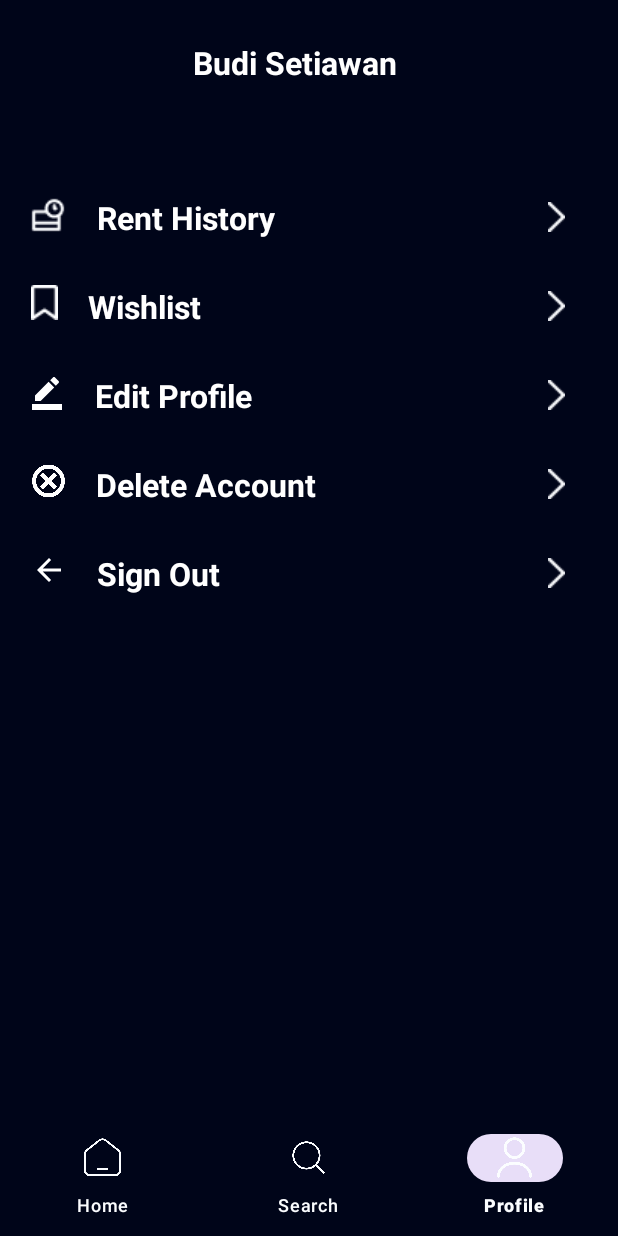
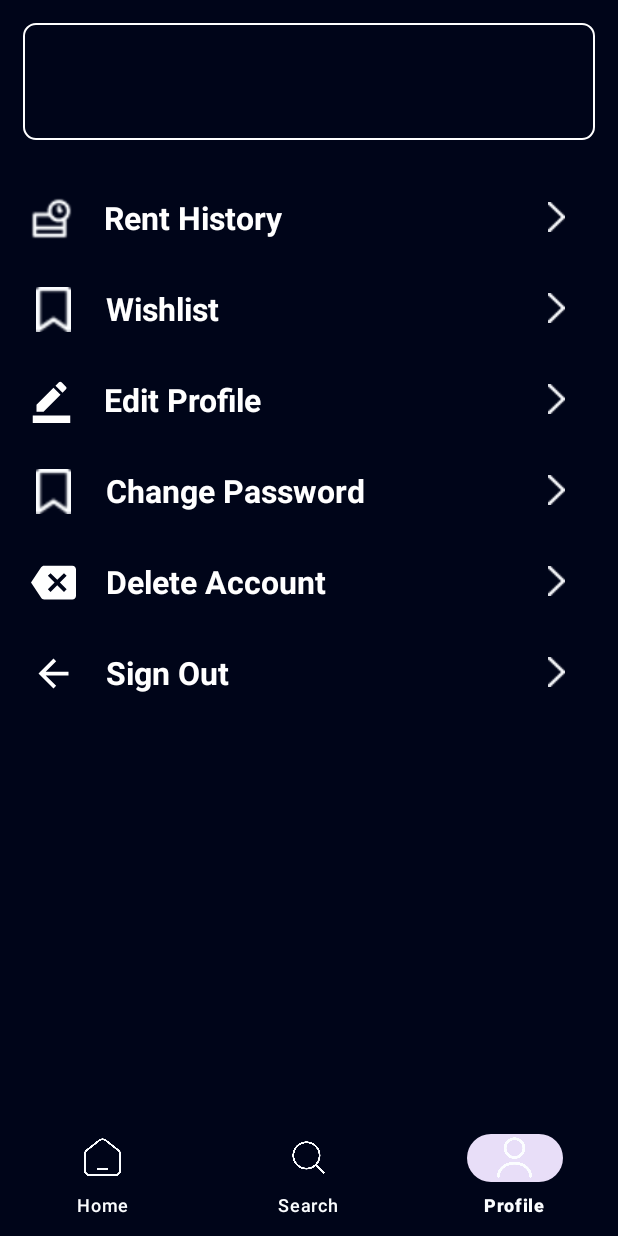
Before and after one commit to MilzamRadifan/project-papb-2024, an Android app: the ProfileFragment screen opened directly, with no data from a screen before it, on a phone screen of 412 x 824 dp. Run offline under Robolectric (Android 15) with nearby library versions, the phone set to English and light mode, and no system bars; our stand-ins replace Firebase (no records; nobody signed in at launch, a user with empty details on screens opened directly).

Commit message:
[add] Change password, delete account, and sign out functionality

```diff
--- a/app/src/main/java/com/example/tapetrove/Activity/Search/SearchAdapter.java
+++ b/app/src/main/java/com/example/tapetrove/Activity/Search/SearchAdapter.java
@@ -62,7 +62,7 @@ public class SearchAdapter extends RecyclerView.Adapter<RecyclerView.ViewHolder>
     vh.tvTitle.setText(m.getTitle().toString());
 
     if (m.getRelease_date() != null) {
-      vh.tvReleasedate.setText(m.getRelease_date().toString());
+      vh.tvReleasedate.setText(m.getRelease_date_year().toString());
     } else {
       vh.tvReleasedate.setText("N/A");
     }
--- /dev/null
+++ b/app/src/main/res/drawable/dell_account.xml
@@ -0,0 +1,5 @@
+<vector xmlns:android="http://schemas.android.com/apk/res/android" android:autoMirrored="true" android:height="24dp" android:tint="#FFFFFF" android:viewportHeight="24" android:viewportWidth="24" android:width="24dp">
+
+    <path android:fillColor="@android:color/white" android:pathData="M22,3L7,3c-0.69,0 -1.23,0.35 -1.59,0.88L0,12l5.41,8.11c0.36,0.53 0.9,0.89 1.59,0.89h15c1.1,0 2,-0.9 2,-2L24,5c0,-1.1 -0.9,-2 -2,-2zM19,15.59L17.59,17 14,13.41 10.41,17 9,15.59 12.59,12 9,8.41 10.41,7 14,10.59 17.59,7 19,8.41 15.41,12 19,15.59z"/>
+
+</vector>
--- a/app/src/main/res/layout/fragment_profile.xml
+++ b/app/src/main/res/layout/fragment_profile.xml
@@ -14,36 +14,30 @@
         android:padding="15dp"
         android:orientation="horizontal">
 
-        <ImageView
-            android:id="@+id/ivAvatar"
-            android:layout_width="85dp"
-            android:layout_height="85dp"
-            tools:src="@tools:sample/avatars" />
-
         <LinearLayout
             android:layout_width="match_parent"
             android:layout_height="wrap_content"
-            android:orientation="vertical">
+            android:orientation="vertical"
+            android:background="@drawable/bg_edittext">
 
             <TextView
                 android:id="@+id/tvUsername"
                 android:layout_width="wrap_content"
                 android:layout_height="wrap_content"
-                android:layout_marginStart="28dp"
-                android:layout_marginTop="12dp"
+                android:layout_marginStart="20dp"
+                android:layout_marginTop="10dp"
                 android:textColor="@android:color/white"
                 android:textSize="21sp"
-                android:textStyle="bold"
-                android:text="Budi Setiawan" />
+                android:textStyle="bold" />
 
             <TextView
                 android:id="@+id/tvEmail"
                 android:layout_width="wrap_content"
                 android:layout_height="wrap_content"
-                android:layout_marginStart="28dp"
-                android:layout_marginTop="5dp"
-                android:textColor="@android:color/white"
-                android:text="budisetiawan@google.com" />
+                android:layout_marginStart="20dp"
+                android:layout_marginTop="10dp"
+                android:layout_marginBottom="10dp"
+                android:textColor="@android:color/white" />
         </LinearLayout>
     </LinearLayout>
 
@@ -65,14 +59,12 @@
             android:padding="15dp">
 
             <ImageView
-                android:id="@+id/ivmenupengaturan"
-                android:layout_width="wrap_content"
-                android:layout_height="wrap_content"
+                android:layout_width="30dp"
+                android:layout_height="30dp"
                 android:layout_marginStart="4dp"
                 android:src="@drawable/riwayat" />
 
             <TextView
-                android:id="@+id/tvmenupengaturan"
                 android:layout_width="match_parent"
                 android:layout_height="wrap_content"
                 android:layout_marginStart="20dp"
@@ -93,14 +85,12 @@
             android:padding="15dp">
 
             <ImageView
-                android:id="@+id/ivmenubahasa"
-                android:layout_width="wrap_content"
-                android:layout_height="wrap_content"
+                android:layout_width="30dp"
+                android:layout_height="30dp"
                 android:layout_marginStart="5dp"
                 android:src="@drawable/daftarpinjam" />
 
             <TextView
-                android:id="@+id/tvmenubahasa"
                 android:layout_width="match_parent"
                 android:layout_height="wrap_content"
                 android:layout_marginStart="20dp"
@@ -121,20 +111,45 @@
             android:padding="15dp">
 
             <ImageView
-                android:id="@+id/ivmenunotif"
-                android:layout_width="wrap_content"
-                android:layout_height="wrap_content"
+                android:layout_width="30dp"
+                android:layout_height="30dp"
                 android:layout_marginStart="4dp"
                 android:src="@drawable/edit_profile" />
 
             <TextView
-                android:id="@+id/tvmenunotif"
                 android:layout_width="match_parent"
                 android:layout_height="wrap_content"
                 android:layout_marginStart="20dp"
                 android:drawableRight="@drawable/arrow"
                 android:paddingRight="20dp"
                 android:text="Edit Profile"
+                android:textColor="@color/white"
+                android:textSize="21sp"
+                android:textStyle="bold" />
+        </LinearLayout>
+
+        <!--Change Password-->
+        <LinearLayout
+            android:id="@+id/menuChangePass"
+            android:layout_width="match_parent"
+            android:layout_height="wrap_content"
+            android:orientation="horizontal"
+            android:padding="15dp">
+
+            <ImageView
+                android:layout_width="30dp"
+                android:layout_height="30dp"
+                android:layout_marginStart="5dp"
+                android:src="@drawable/daftarpinjam" />
+<!--        jgn lupa ganti icon    -->
+
+            <TextView
+                android:layout_width="match_parent"
+                android:layout_height="wrap_content"
+                android:layout_marginStart="20dp"
+                android:drawableRight="@drawable/arrow"
+                android:paddingRight="20dp"
+                android:text="Change Password"
                 android:textColor="@color/white"
                 android:textSize="21sp"
                 android:textStyle="bold" />
@@ -149,14 +164,12 @@
             android:padding="15dp">
 
             <ImageView
-                android:id="@+id/ivmenuhelp"
-                android:layout_width="23dp"
-                android:layout_height="24dp"
+                android:layout_width="30dp"
+                android:layout_height="30dp"
                 android:layout_marginStart="5dp"
-                android:src="@drawable/del_acc" />
+                android:src="@drawable/dell_account" />
 
             <TextView
-                android:id="@+id/tvmenuhelp"
                 android:layout_width="match_parent"
                 android:layout_height="wrap_content"
                 android:layout_marginStart="20dp"
@@ -177,14 +190,12 @@
             android:padding="15dp">
 
             <ImageView
-                android:id="@+id/ivmenuriwayat"
-                android:layout_width="wrap_content"
-                android:layout_height="wrap_content"
+                android:layout_width="30dp"
+                android:layout_height="30dp"
                 android:layout_marginStart="5dp"
                 android:src="@drawable/sign_out" />
 
             <TextView
-                android:id="@+id/tvmenuriwayat"
                 android:layout_width="match_parent"
                 android:layout_height="wrap_content"
                 android:layout_marginStart="20dp"
```
Also changed, not shown: app/src/main/java/com/example/tapetrove/Activity/Profile/ChangePasswordFragment.java (added, +100 -0 lines), app/src/main/java/com/example/tapetrove/Activity/Profile/ProfileFragment.java (+44 -7 lines), app/src/main/java/com/example/tapetrove/Activity/Profile/WishlistFragment.java (+21 -4 lines), app/src/main/res/layout/fragment_change_password.xml (added, +81 -0 lines).
